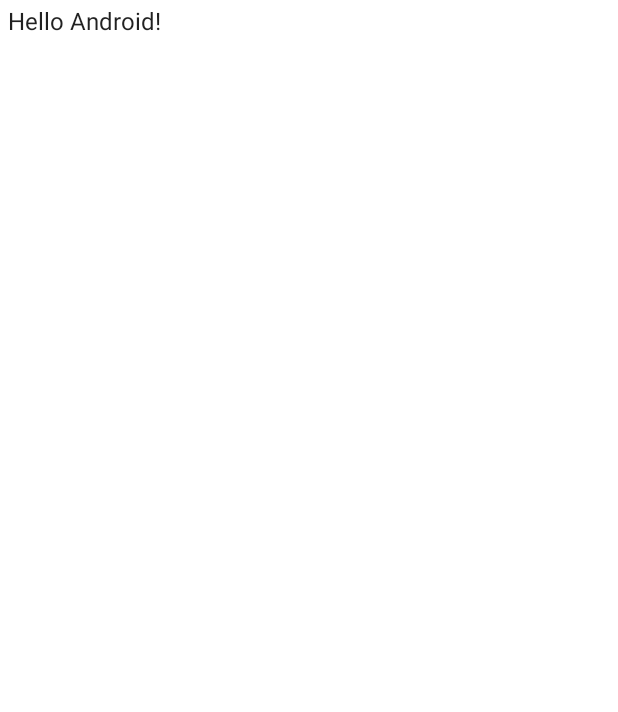
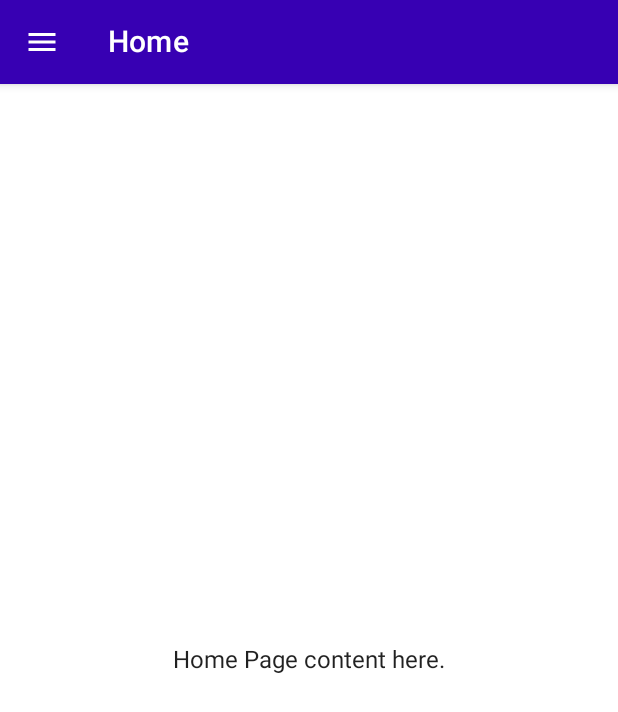
Before and after one commit to tradistonks/tradistonks-mobile, an Android app built with Jetpack Compose: the screen it shows after launch (MainActivity), on a phone screen of 412 x 824 dp. Before the commit the part shown is almost empty. Shown: the top 712 px of the screen. Run offline under Robolectric (Android 15) with nearby library versions, the phone set to English and light mode, and no system bars.

Commit message:
Create menu

```diff
--- /dev/null
+++ b/app/src/main/java/com/tradistonks/app/Drawer.kt
@@ -0,0 +1,61 @@
+package com.tradistonks.app
+
+
+import androidx.compose.foundation.Image
+import androidx.compose.foundation.clickable
+import androidx.compose.foundation.layout.*
+import androidx.compose.material.MaterialTheme
+import androidx.compose.material.Text
+import androidx.compose.runtime.Composable
+import androidx.compose.ui.Modifier
+import androidx.compose.ui.res.painterResource
+import androidx.compose.ui.tooling.preview.Preview
+import androidx.compose.ui.unit.dp
+import androidx.compose.material.Icon
+import androidx.compose.material.icons.Icons
+import androidx.compose.material.icons.rounded.Menu
+import com.tradistonks.app.ui.theme.TradistonksAndroidTheme
+
+sealed class DrawerScreens(val title: String, val route: String) {
+    object Home : DrawerScreens("Home", "home")
+    object Account : DrawerScreens("Account", "account")
+    object Help : DrawerScreens( "Help", "help")
+}
+
+private val screens = listOf(
+    DrawerScreens.Home,
+    DrawerScreens.Account,
+    DrawerScreens.Help
+)
+
+@Composable
+fun Drawer(
+    modifier: Modifier = Modifier,
+    onDestinationClicked: (route: String) -> Unit
+) {
+    Column(
+        modifier
+            .fillMaxSize()
+            .padding(start = 24.dp, top = 48.dp)
+    ) {
+        //Icon(Icons.Rounded.Menu, contentDescription = "Localized description")
+        screens.forEach { screen ->
+            Spacer(Modifier.height(24.dp))
+            Text(
+                text = screen.title,
+                style = MaterialTheme.typography.h4,
+                modifier = Modifier.clickable {
+                    onDestinationClicked(screen.route)
+                }
+            )
+        }
+    }
+}
+
+@Preview
+@Composable
+fun DrawerPreview() {
+    TradistonksAndroidTheme {
+        Drawer{}
+    }
+}
--- a/app/src/main/java/com/tradistonks/app/MainActivity.kt
+++ b/app/src/main/java/com/tradistonks/app/MainActivity.kt
@@ -1,32 +1,82 @@
 package com.tradistonks.app
+
 
 import android.os.Bundle
 import androidx.activity.ComponentActivity
 import androidx.activity.compose.setContent
-import androidx.compose.foundation.layout.*
-import androidx.compose.material.Text
+import androidx.compose.material.*
 import androidx.compose.runtime.Composable
-import androidx.compose.ui.Modifier
+import androidx.compose.runtime.rememberCoroutineScope
 import androidx.compose.ui.tooling.preview.Preview
-import androidx.compose.ui.unit.dp
+import androidx.navigation.compose.NavHost
+import androidx.navigation.compose.composable
+import androidx.navigation.compose.rememberNavController
 import com.tradistonks.app.ui.theme.TradistonksAndroidTheme
+import kotlinx.coroutines.launch
 
 class MainActivity : ComponentActivity() {
     override fun onCreate(savedInstanceState: Bundle?) {
         super.onCreate(savedInstanceState)
         setContent {
-            DefaultPreview()
+            TradistonksAndroidTheme {
+                AppMainScreen()
+            }
         }
     }
 }
 
 @Composable
-fun Greeting(name: String) {
-    Row(
-        Modifier.padding(5.dp).fillMaxWidth().fillMaxHeight()
-    ) {
-        Column {
-            Text(text = "Hello $name!")
+fun AppMainScreen() {
+    val navController = rememberNavController()
+    Surface(color = MaterialTheme.colors.background) {
+        val drawerState = rememberDrawerState(DrawerValue.Closed)
+        val scope = rememberCoroutineScope()
+        val openDrawer = {
+            scope.launch {
+                drawerState.open()
+            }
+        }
+        ModalDrawer(
+            drawerState = drawerState,
+            gesturesEnabled = drawerState.isOpen,
+            drawerContent = {
+                Drawer(
+                    onDestinationClicked = { route ->
+                        scope.launch {
+                            drawerState.close()
+                        }
+                        navController.navigate(route) {
+                            popUpTo(navController.graph.startDestinationId)
+                            launchSingleTop = true
+                        }
+                    }
+                )
+            }
+        ) {
+            NavHost(
+                navController = navController,
+                startDestination = DrawerScreens.Home.route
+            ) {
+                composable(DrawerScreens.Home.route) {
+                    Home(
+                        openDrawer = {
+                            openDrawer()
+                        }
+                    )
+                }
+                composable(DrawerScreens.Account.route) {
+                    Account(
+                        openDrawer = {
+                            openDrawer()
+                        }
+                    )
+                }
+                composable(DrawerScreens.Help.route) {
+                    Help(
+                        navController = navController
+                    )
+                }
+            }
         }
     }
 }
@@ -35,6 +85,6 @@ fun Greeting(name: String) {
 @Composable
 fun DefaultPreview() {
     TradistonksAndroidTheme {
-        Greeting("Android")
+        AppMainScreen()
     }
 }
--- /dev/null
+++ b/app/src/main/java/com/tradistonks/app/Screens.kt
@@ -0,0 +1,66 @@
+package com.tradistonks.app
+
+
+import androidx.compose.foundation.layout.Arrangement
+import androidx.compose.foundation.layout.Column
+import androidx.compose.foundation.layout.fillMaxSize
+import androidx.compose.material.MaterialTheme
+import androidx.compose.material.Text
+import androidx.compose.material.icons.Icons
+import androidx.compose.material.icons.filled.ArrowBack
+import androidx.compose.material.icons.filled.Menu
+import androidx.compose.runtime.Composable
+import androidx.compose.ui.Alignment
+import androidx.compose.ui.Modifier
+import androidx.navigation.NavController
+
+@Composable
+fun Home(openDrawer: () -> Unit) {
+    Column(modifier = Modifier.fillMaxSize()) {
+        TopBar(
+            title = "Home",
+            buttonIcon = Icons.Filled.Menu,
+            onButtonClicked = { openDrawer() }
+        )
+        Column(
+            modifier = Modifier.fillMaxSize(),
+            verticalArrangement = Arrangement.Center,
+            horizontalAlignment = Alignment.CenterHorizontally) {
+            Text(text = "Home Page content here.")
+        }
+    }
+}
+
+@Composable
+fun Account(openDrawer: () -> Unit) {
+    Column(modifier = Modifier.fillMaxSize()) {
+        TopBar(
+            title = "Account",
+            buttonIcon = Icons.Filled.Menu,
+            onButtonClicked = { openDrawer() }
+        )
+        Column(
+            modifier = Modifier.fillMaxSize(),
+            verticalArrangement = Arrangement.Center,
+            horizontalAlignment = Alignment.CenterHorizontally) {
+            Text(text = "Account.", style = MaterialTheme.typography.h4)
+        }
+    }
+}
+
+@Composable
+fun Help(navController: NavController) {
+    Column(modifier = Modifier.fillMaxSize()) {
+        TopBar(
+            title = "Help",
+            buttonIcon = Icons.Filled.ArrowBack,
+            onButtonClicked = { navController.popBackStack() }
+        )
+        Column(
+            modifier = Modifier.fillMaxSize(),
+            verticalArrangement = Arrangement.Center,
+            horizontalAlignment = Alignment.CenterHorizontally) {
+            Text(text = "Help.", style = MaterialTheme.typography.h4)
+        }
+    }
+}
--- /dev/null
+++ b/app/src/main/java/com/tradistonks/app/UiComponent.kt
@@ -0,0 +1,22 @@
+package com.tradistonks.app
+
+import androidx.compose.material.*
+import androidx.compose.runtime.Composable
+import androidx.compose.ui.graphics.vector.ImageVector
+
+@Composable
+fun TopBar(title: String = "", buttonIcon: ImageVector, onButtonClicked: () -> Unit) {
+    TopAppBar(
+        title = {
+            Text(
+                text = title
+            )
+        },
+        navigationIcon = {
+            IconButton(onClick = { onButtonClicked() } ) {
+                Icon(buttonIcon, contentDescription = "")
+            }
+        },
+        backgroundColor = MaterialTheme.colors.primaryVariant
+    )
+}
--- a/build.gradle
+++ b/build.gradle
@@ -8,7 +8,7 @@ buildscript {
         mavenCentral()
     }
     dependencies {
-        classpath "com.android.tools.build:gradle:7.0.0-alpha15"
+        classpath 'com.android.tools.build:gradle:7.1.0-alpha02'
         classpath "org.jetbrains.kotlin:kotlin-gradle-plugin:1.5.10"
 
         def nav_version = "2.3.5"
```
Also changed, not shown: app/build.gradle (+5 -11 lines).
